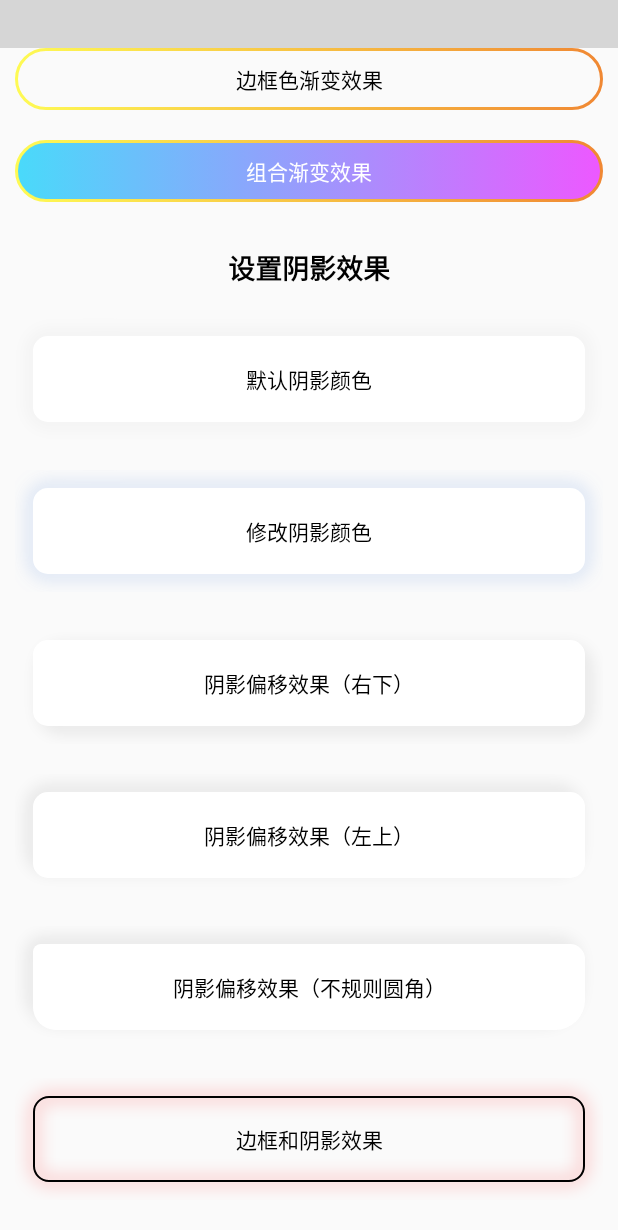
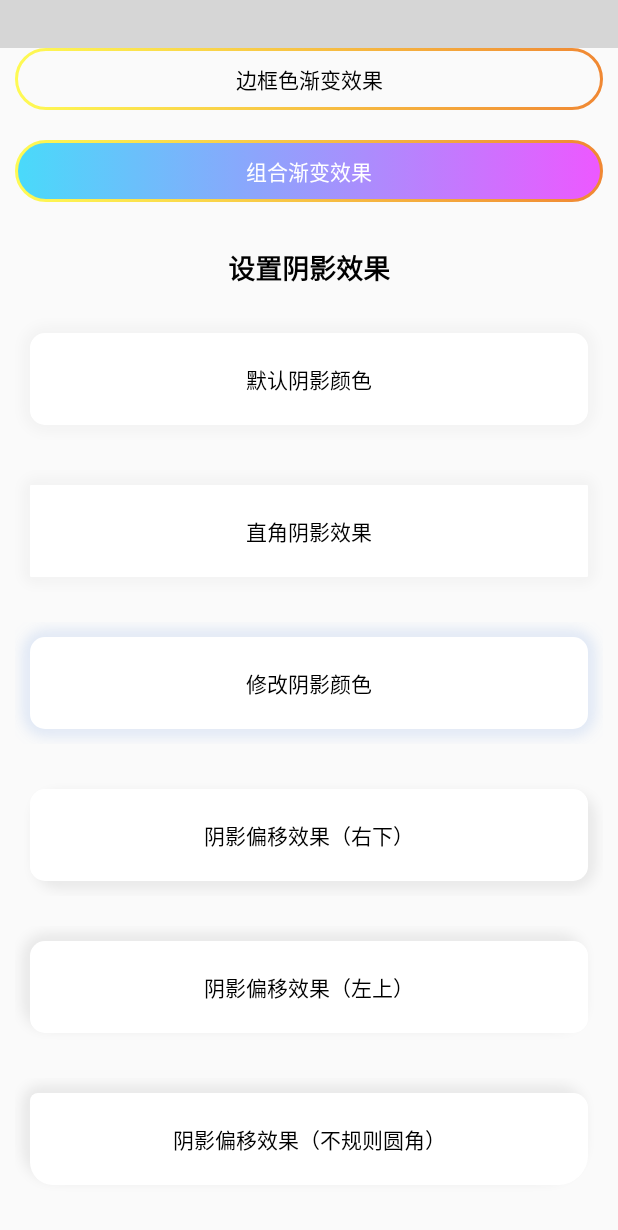
Before and after one commit to getActivity/ShapeView, an Android app: the screen it shows after launch (MainActivity), scrolled down 554 dp, on a phone screen of 412 x 824 dp. Shown: the top 1230 px of the screen. Run offline under Robolectric (Android 15) with nearby library versions, the phone set to English and light mode, and no system bars; plain views replace TitleBar; 2 statements that could not run were skipped; grey boxes are pictures that could not be loaded.

Commit message:
修正 ShapeDrawable 阴影区域大小计算规则有误差的问题 修复在 Android 8.1 及以下版本使用无圆角阴影会出现变黑的问题

```diff
--- a/app/build.gradle
+++ b/app/build.gradle
@@ -8,8 +8,8 @@ android {
         minSdkVersion 16
         // noinspection ExpiredTargetSdkVersion
         targetSdkVersion 28
-        versionCode 82
-        versionName "8.2"
+        versionCode 83
+        versionName "8.3"
     }
 
     // 支持 Java JDK 8
@@ -63,5 +63,5 @@ dependencies {
     implementation 'com.github.getActivity:TitleBar:9.5'
 
     // 内存泄漏检测：https://github.com/square/leakcanary
-    debugImplementation 'com.squareup.leakcanary:leakcanary-android:2.8.1'
+    debugImplementation 'com.squareup.leakcanary:leakcanary-android:2.9.1'
 }
--- a/app/src/main/res/layout/activity_main.xml
+++ b/app/src/main/res/layout/activity_main.xml
@@ -211,7 +211,6 @@
                 android:layout_width="match_parent"
                 android:layout_height="wrap_content"
                 android:layout_margin="10dp"
-                android:clickable="true"
                 android:gravity="center"
                 android:paddingTop="30dp"
                 android:paddingBottom="30dp"
@@ -220,6 +219,22 @@
                 android:textSize="14sp"
                 app:shape="rectangle"
                 app:shape_radius="10dp"
+                app:shape_shadowColor="#20000000"
+                app:shape_shadowSize="10dp"
+                app:shape_solidColor="#FFFFFF" />
+
+            <com.hjq.shape.view.ShapeTextView
+                android:layout_width="match_parent"
+                android:layout_height="wrap_content"
+                android:layout_margin="10dp"
+                android:gravity="center"
+                android:paddingTop="30dp"
+                android:paddingBottom="30dp"
+                android:text="直角阴影效果"
+                android:textColor="@android:color/black"
+                android:textSize="14sp"
+                app:shape="rectangle"
+                app:shape_radius="1px"
                 app:shape_shadowColor="#20000000"
                 app:shape_shadowSize="10dp"
                 app:shape_solidColor="#FFFFFF" />
@@ -376,9 +391,9 @@
                 android:layout_margin="10dp"
                 android:gravity="center"
                 android:padding="10dp"
-                app:shape_textColor="#5A8DDF"
                 android:text="文本边框颜色效果"
                 android:textSize="18sp"
+                app:shape_textColor="#5A8DDF"
                 app:shape_textEndColor="#f08833"
                 app:shape_textGradientOrientation="horizontal"
                 app:shape_textStartColor="#fefa54"
@@ -932,8 +947,8 @@
                 android:text="线在字的左边"
                 android:textColor="@android:color/black"
                 android:textSize="14sp"
+                app:shape="line"
                 app:shape_lineGravity="start"
-                app:shape="line"
                 app:shape_strokeColor="#ffff0000"
                 app:shape_strokeWidth="2dp"/>
 
@@ -946,8 +961,8 @@
                 android:text="改变线的大小和颜色"
                 android:textColor="@android:color/black"
                 android:textSize="14sp"
+                app:shape="line"
                 app:shape_lineGravity="bottom"
-                app:shape="line"
                 app:shape_strokeColor="#ffff00ff"
                 app:shape_strokeWidth="3dp" />
 
--- a/library/build.gradle
+++ b/library/build.gradle
@@ -5,8 +5,8 @@ android {
 
     defaultConfig {
         minSdkVersion 16
-        versionCode 82
-        versionName "8.2"
+        versionCode 83
+        versionName "8.3"
     }
 
     // 支持 Java JDK 8
--- a/library/src/main/java/com/hjq/shape/drawable/ShapeDrawable.java
+++ b/library/src/main/java/com/hjq/shape/drawable/ShapeDrawable.java
@@ -319,6 +319,7 @@ public class ShapeDrawable extends Drawable {
     public ShapeDrawable setShadowColor(int color) {
         mShapeState.setShadowColor(color);
         mPathIsDirty = true;
+        mRectIsDirty = true;
         invalidateSelf();
         return this;
     }
@@ -329,6 +330,7 @@ public class ShapeDrawable extends Drawable {
     public ShapeDrawable setShadowSize(int size) {
         mShapeState.setShadowSize(size);
         mPathIsDirty = true;
+        mRectIsDirty = true;
         invalidateSelf();
         return this;
     }
@@ -339,6 +341,7 @@ public class ShapeDrawable extends Drawable {
     public ShapeDrawable setShadowOffsetX(int offsetX) {
         mShapeState.setShadowOffsetX(offsetX);
         mPathIsDirty = true;
+        mRectIsDirty = true;
         invalidateSelf();
         return this;
     }
@@ -349,6 +352,7 @@ public class ShapeDrawable extends Drawable {
     public ShapeDrawable setShadowOffsetY(int offsetY) {
         mShapeState.setShadowOffsetY(offsetY);
         mPathIsDirty = true;
+        mRectIsDirty = true;
         invalidateSelf();
         return this;
     }
@@ -516,7 +520,8 @@ public class ShapeDrawable extends Drawable {
             }
 
              mShadowPaint.setColor(shadowColor);
-             mShadowPaint.setMaskFilter(new BlurMaskFilter(mShapeState.mShadowSize, BlurMaskFilter.Blur.NORMAL));
+             // 这里解释一下为什么要阴影大小除以 1.2f，因为如果不这么做会导致阴影显示会超过 View 边界，从而导致出现阴影被截断的效果
+             mShadowPaint.setMaskFilter(new BlurMaskFilter(mShapeState.mShadowSize / 1.2f, BlurMaskFilter.Blur.NORMAL));
 
         } else {
             if (mShadowPaint != null) {
@@ -796,12 +801,10 @@ public class ShapeDrawable extends Drawable {
 
             final ShapeState st = mShapeState;
 
-            float shadowScale = 1.2f;
-
-            float let = bounds.left + inset + mShapeState.mShadowSize * shadowScale;
-            float top = bounds.top + inset + mShapeState.mShadowSize * shadowScale;
-            float right = bounds.right - inset - mShapeState.mShadowSize * shadowScale;
-            float bottom = bounds.bottom - inset - mShapeState.mShadowSize * shadowScale;
+            float let = bounds.left + inset + mShapeState.mShadowSize;
+            float top = bounds.top + inset + mShapeState.mShadowSize;
+            float right = bounds.right - inset - mShapeState.mShadowSize;
+            float bottom = bounds.bottom - inset - mShapeState.mShadowSize;
 
             mRect.set(let, top, right, bottom);
 
--- a/library/src/main/java/com/hjq/shape/drawable/ShapeState.java
+++ b/library/src/main/java/com/hjq/shape/drawable/ShapeState.java
@@ -172,6 +172,11 @@ public class ShapeState extends Drawable.ConstantState {
             return;
         }
 
+        if (mShadowSize > 0) {
+            mOpaque = false;
+            return;
+        }
+
         if (mStrokeWidth > 0 && !isOpaque(mStrokeColor)) {
             mOpaque = false;
             return;
```
Also changed, not shown: 1 other file.
